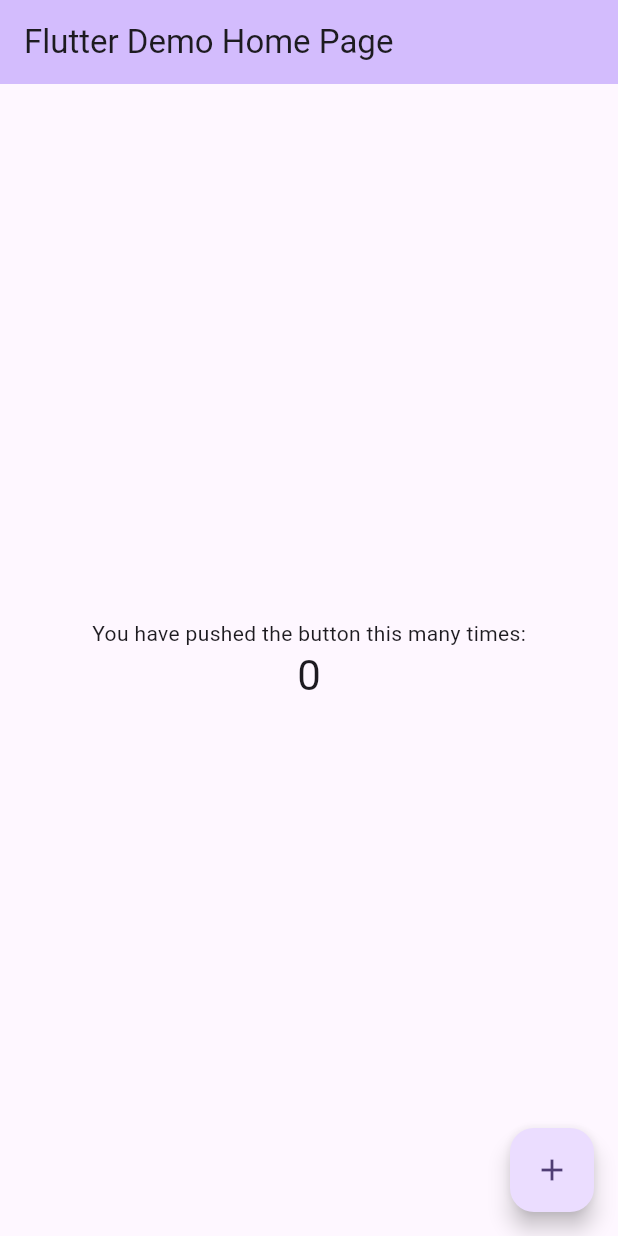
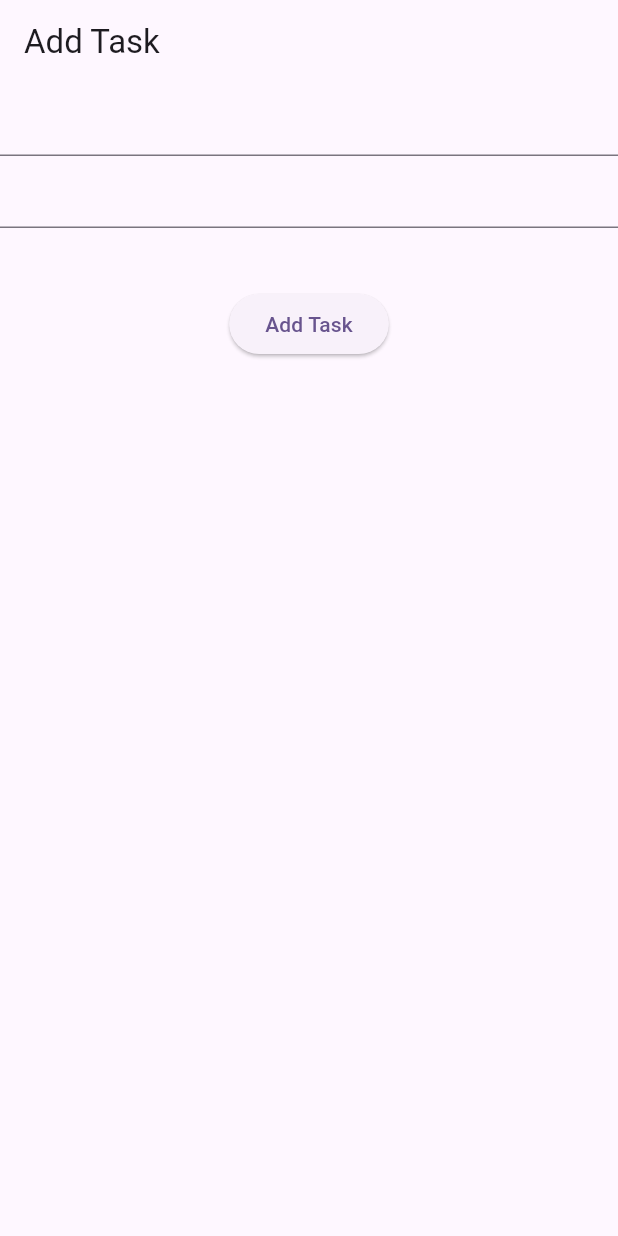
Before and after one commit to MuhammadAliKust/Flutter-B6-Backend, a Flutter app: the screen it shows after launch, on a phone screen of 412 x 824 dp. Run offline on Flutter 3.47's test engine with Material 3 defaults, Android fonts, the phone set to English and light mode, and no system bars; drawn by our look-alikes of loading_overlay; our stand-ins replace cloud_firestore, firebase_core; accounts and stored records are empty.

Commit message:
Add Task Done

```diff
--- a/lib/main.dart
+++ b/lib/main.dart
@@ -1,127 +1,25 @@
+import 'package:firebase_core/firebase_core.dart';
 import 'package:flutter/material.dart';
+import 'package:flutter_b6_backend/views/add_task.dart';
 
 void main() {
+  WidgetsFlutterBinding.ensureInitialized();
+  Firebase.initializeApp();
   runApp(const MyApp());
 }
 
 class MyApp extends StatelessWidget {
   const MyApp({super.key});
 
-  // This widget is the root of your application.
   @override
   Widget build(BuildContext context) {
     return MaterialApp(
       title: 'Flutter Demo',
       theme: ThemeData(
-        // This is the theme of your application.
-        //
-        // TRY THIS: Try running your application with "flutter run". You'll see
-        // the application has a purple toolbar. Then, without quitting the app,
-        // try changing the seedColor in the colorScheme below to Colors.green
-        // and then invoke "hot reload" (save your changes or press the "hot
-        // reload" button in a Flutter-supported IDE, or press "r" if you used
-        // the command line to start the app).
-        //
-        // Notice that the counter didn't reset back to zero; the application
-        // state is not lost during the reload. To reset the state, use hot
-        // restart instead.
-        //
-        // This works for code too, not just values: Most code changes can be
-        // tested with just a hot reload.
         colorScheme: ColorScheme.fromSeed(seedColor: Colors.deepPurple),
         useMaterial3: true,
       ),
-      home: const MyHomePage(title: 'Flutter Demo Home Page'),
+      home: AddTaskView(),
     );
   }
 }
-
-class MyHomePage extends StatefulWidget {
-  const MyHomePage({super.key, required this.title});
-
-  // This widget is the home page of your application. It is stateful, meaning
-  // that it has a State object (defined below) that contains fields that affect
-  // how it looks.
-
-  // This class is the configuration for the state. It holds the values (in this
-  // case the title) provided by the parent (in this case the App widget) and
-  // used by the build method of the State. Fields in a Widget subclass are
-  // always marked "final".
-
-  final String title;
-
-  @override
-  State<MyHomePage> createState() => _MyHomePageState();
-}
-
-class _MyHomePageState extends State<MyHomePage> {
-  int _counter = 0;
-
-  void _incrementCounter() {
-    setState(() {
-      // This call to setState tells the Flutter framework that something has
-      // changed in this State, which causes it to rerun the build method below
-      // so that the display can reflect the updated values. If we changed
-      // _counter without calling setState(), then the build method would not be
-      // called again, and so nothing would appear to happen.
-      _counter++;
-    });
-  }
-
-  @override
-  Widget build(BuildContext context) {
-    // This method is rerun every time setState is called, for instance as done
-    // by the _incrementCounter method above.
-    //
-    // The Flutter framework has been optimized to make rerunning build methods
-    // fast, so that you can just rebuild anything that needs updating rather
-    // than having to individually change instances of widgets.
-    return Scaffold(
-      appBar: AppBar(
-        // TRY THIS: Try changing the color here to a specific color (to
-        // Colors.amber, perhaps?) and trigger a hot reload to see the AppBar
-        // change color while the other colors stay the same.
-        backgroundColor: Theme.of(context).colorScheme.inversePrimary,
-        // Here we take the value from the MyHomePage object that was created by
-        // the App.build method, and use it to set our appbar title.
-        title: Text(widget.title),
-      ),
-      body: Center(
-        // Center is a layout widget. It takes a single child and positions it
-        // in the middle of the parent.
-        child: Column(
-          // Column is also a layout widget. It takes a list of children and
-          // arranges them vertically. By default, it sizes itself to fit its
-          // children horizontally, and tries to be as tall as its parent.
-          //
-          // Column has various properties to control how it sizes itself and
-          // how it positions its children. Here we use mainAxisAlignment to
-          // center the children vertically; the main axis here is the vertical
-          // axis because Columns are vertical (the cross axis would be
-          // horizontal).
-          //
-          // TRY THIS: Invoke "debug painting" (choose the "Toggle Debug Paint"
-          // action in the IDE, or press "p" in the console), to see the
-          // wireframe for each widget.
-          mainAxisAlignment: MainAxisAlignment.center,
-          children: <Widget>[
-            const Text(
-              'You have pushed the button this many times:',
-            ),
-            Text(
-              '$_counter',
-              style: Theme.of(context).textTheme.headlineMedium,
-            ),
-          ],
-        ),
-      ),
-      floatingActionButton: FloatingActionButton(
-        onPressed: (){
-
-        },
-        tooltip: 'Increment',
-        child: const Icon(Icons.add),
-      ), // This trailing comma makes auto-formatting nicer for build methods.
-    );
-  }
-}
--- /dev/null
+++ b/lib/views/add_task.dart
@@ -0,0 +1,97 @@
+import 'package:cloud_firestore/cloud_firestore.dart';
+import 'package:flutter/material.dart';
+import 'package:flutter_b6_backend/models/task.dart';
+import 'package:flutter_b6_backend/services/task.dart';
+import 'package:loading_overlay/loading_overlay.dart';
+
+class AddTaskView extends StatefulWidget {
+  AddTaskView({super.key});
+
+  @override
+  State<AddTaskView> createState() => _AddTaskViewState();
+}
+
+class _AddTaskViewState extends State<AddTaskView> {
+  TextEditingController titleController = TextEditingController();
+
+  TextEditingController descriptionController = TextEditingController();
+
+  bool isLoading = false;
+
+  @override
+  Widget build(BuildContext context) {
+    return LoadingOverlay(
+      isLoading: isLoading,
+      child: Scaffold(
+        appBar: AppBar(
+          title: Text("Add Task"),
+        ),
+        body: Column(
+          children: [
+            TextField(
+              controller: titleController,
+            ),
+            TextField(
+              controller: descriptionController,
+            ),
+            SizedBox(
+              height: 40,
+            ),
+            ElevatedButton(
+                onPressed: () async {
+                  if (titleController.text.isEmpty) {
+                    ScaffoldMessenger.of(context).showSnackBar(
+                        SnackBar(content: Text("Title cannot be empty.")));
+                    return;
+                  }
+                  if (descriptionController.text.isEmpty) {
+                    ScaffoldMessenger.of(context).showSnackBar(SnackBar(
+                        content: Text("Description cannot be empty.")));
+                    return;
+                  }
+                  try {
+                    isLoading = true;
+                    setState(() {});
+                    await TaskServices()
+                        .createTask(TaskModel(
+                            title: titleController.text,
+                            description: descriptionController.text,
+                            isCompleted: false,
+                            createdAt: Timestamp.now().millisecondsSinceEpoch))
+                        .then((val) {
+                      showDialog(
+                          context: context,
+                          builder: (context) {
+                            return AlertDialog(
+                              title: Text("Message"),
+                              content:
+                                  Text("Task has been created successfully"),
+                              actions: [
+                                TextButton(
+                                    onPressed: () {
+                                      titleController.clear();
+                                      descriptionController.clear();
+                                      Navigator.pop(context);
+                                    },
+                                    child: Text("Okay"))
+                              ],
+                            );
+                          });
+                    });
+                    isLoading = false;
+                    setState(() {});
+                  } catch (e) {
+                    isLoading = false;
+
+                    setState(() {});
+                    ScaffoldMessenger.of(context)
+                        .showSnackBar(SnackBar(content: Text(e.toString())));
+                  }
+                },
+                child: Text("Add Task"))
+          ],
+        ),
+      ),
+    );
+  }
+}
--- a/pubspec.yaml
+++ b/pubspec.yaml
@@ -36,11 +36,13 @@ dependencies:
   # Use with the CupertinoIcons class for iOS style icons.
   cupertino_icons: ^1.0.8
   cloud_firestore: ^5.4.4
+  loading_overlay: ^0.4.2
+  firebase_core: ^3.6.0
 
 dev_dependencies:
   flutter_test:
     sdk: flutter
-
+  change_app_package_name: ^1.4.0
   # The "flutter_lints" package below contains a set of recommended lints to
   # encourage good coding practices. The lint set provided by the package is
   # activated in the `analysis_options.yaml` file located at the root of your
```
Also changed, not shown: lib/views/get_all_task.dart (added), pubspec.lock, 4 other files.
